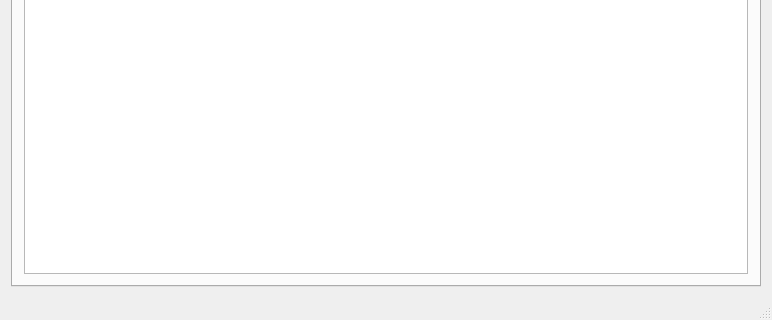
The window that mainwindow.ui (athenabjorg/sacr) describes before a commit, drawn with Qt 5; both pictures show x 0 to 772 and y 287 to 607 of the 772 by 607 pixel window.
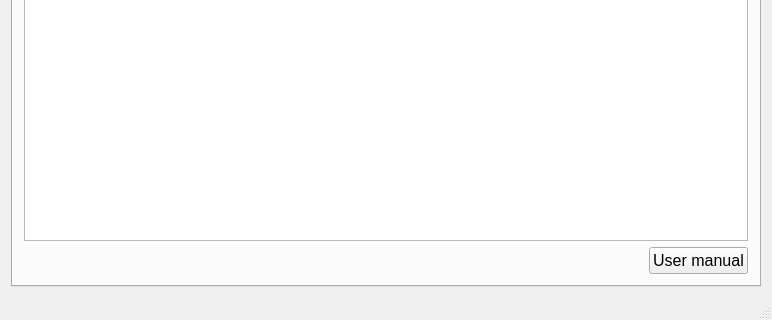
The same window after the commit. The open tabs and pages were chosen to show the change. Icons and pictures are not drawn.

Diff of the .ui file:
```diff
--- a/mainwindow.ui
+++ b/mainwindow.ui
@@ -278,6 +278,30 @@
           </column>
          </widget>
         </item>
+        <item>
+         <layout class="QHBoxLayout" name="horizontalLayout_5">
+          <item>
+           <spacer name="horizontalSpacer_2">
+            <property name="orientation">
+             <enum>Qt::Horizontal</enum>
+            </property>
+            <property name="sizeHint" stdset="0">
+             <size>
+              <width>40</width>
+              <height>20</height>
+             </size>
+            </property>
+           </spacer>
+          </item>
+          <item>
+           <widget class="QPushButton" name="pushButton">
+            <property name="text">
+             <string>User manual</string>
+            </property>
+           </widget>
+          </item>
+         </layout>
+        </item>
        </layout>
       </widget>
       <widget class="QWidget" name="computersTab">
```
Left out of the diff: 2 changed lines with no effect on the pictures.
